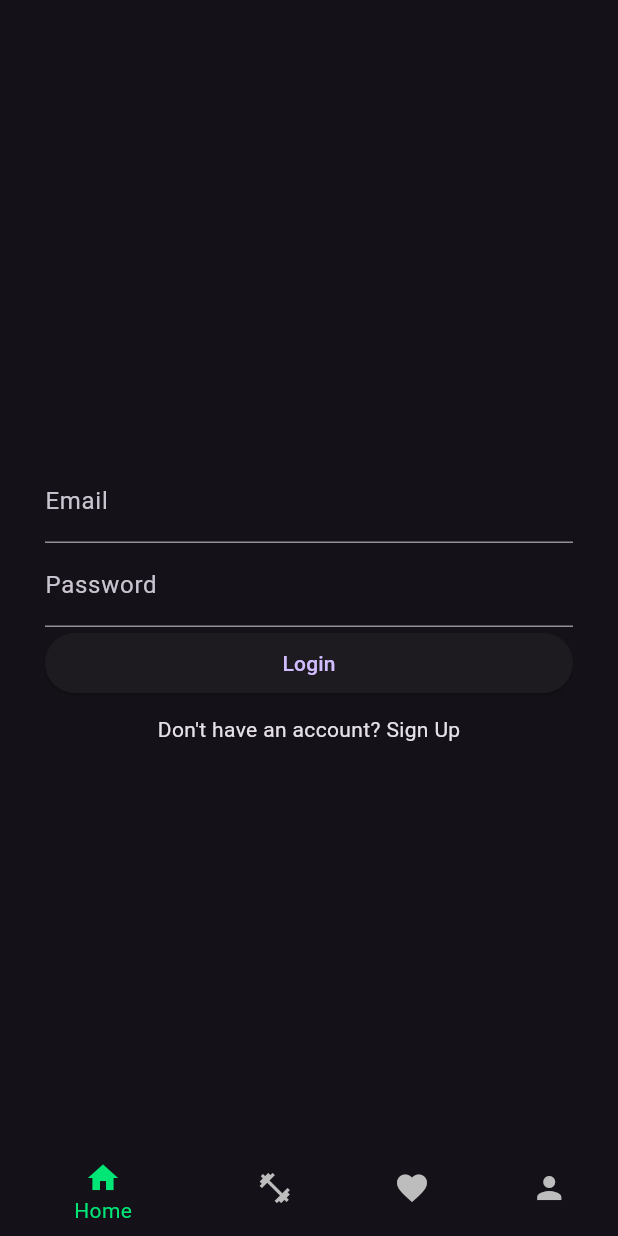
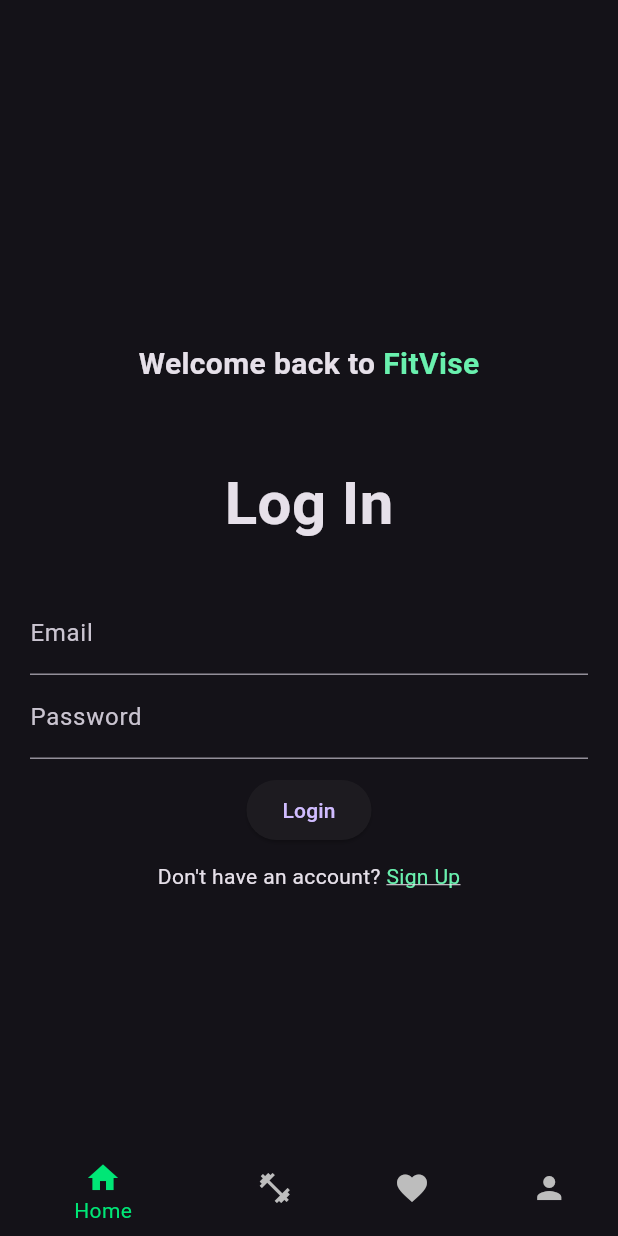
Before and after one commit to MerahRed/fitvise, a Flutter app: the screen it shows after launch, on a phone screen of 412 x 824 dp. Run offline on Flutter 3.47's test engine with Material 3 defaults, Android fonts, the phone set to English and light mode, and no system bars; our stand-ins replace supabase_flutter; missing offline and left inert: flutter_timer_countdown; accounts and stored records are empty.

Commit message:
loginPage(design)

```diff
--- a/lib/auth/loginPage.dart
+++ b/lib/auth/loginPage.dart
@@ -33,14 +33,38 @@
     }
   }
 
-
   @override
   Widget build(BuildContext context) {
     return Scaffold(
       appBar: AppBar(),
-      body: ListView(
-        padding: EdgeInsets.symmetric(vertical: 250, horizontal: 30),
+      body: Center(
+        child: Padding(
+          padding: const EdgeInsets.all(20),
+          child: Column(
+            mainAxisAlignment: MainAxisAlignment.center,
             children: [
+              // Greetings
+              Row(
+                mainAxisAlignment: MainAxisAlignment.center,
+                children: [
+                  Text("Welcome back to ",
+                      style:
+                          TextStyle(fontSize: 20, fontWeight: FontWeight.bold)),
+                  Text(
+                    "FitVise",
+                    style: TextStyle(
+                        color: Colors.greenAccent,
+                        fontSize: 20,
+                        fontWeight: FontWeight.bold),
+                  )
+                ],
+              ),
+              SizedBox(height: 50),
+              Text(
+                "Log In",
+                style: TextStyle(fontWeight: FontWeight.bold, fontSize: 40),
+              ),
+              SizedBox(height: 30),
               //email
               TextField(
                 decoration: InputDecoration(labelText: "Email"),
@@ -51,6 +75,7 @@
                 decoration: InputDecoration(labelText: "Password"),
                 controller: _passwordController,
               ),
+              SizedBox(height: 10),
               //login
               ElevatedButton(
                 onPressed: login,
@@ -64,8 +89,22 @@
                           builder: (context) => const RegisterPage(),
                         ),
                       ),
-              child: Center(child: Text("Don't have an account? Sign Up")))
+                  child: Center(
+                      child: Row(
+                    mainAxisAlignment: MainAxisAlignment.center,
+                    children: [
+                      Text("Don't have an account? "),
+                      Text(
+                        "Sign Up",
+                        style: TextStyle(
+                            color: Colors.greenAccent,
+                            decoration: TextDecoration.underline),
+                      )
                     ],
+                  )))
+            ],
+          ),
+        ),
       ),
     );
   }
```
Also changed, not shown: lib/auth/registerPage.dart (+28 -4 lines). Lines whose indentation alone changed are shown as unchanged.
